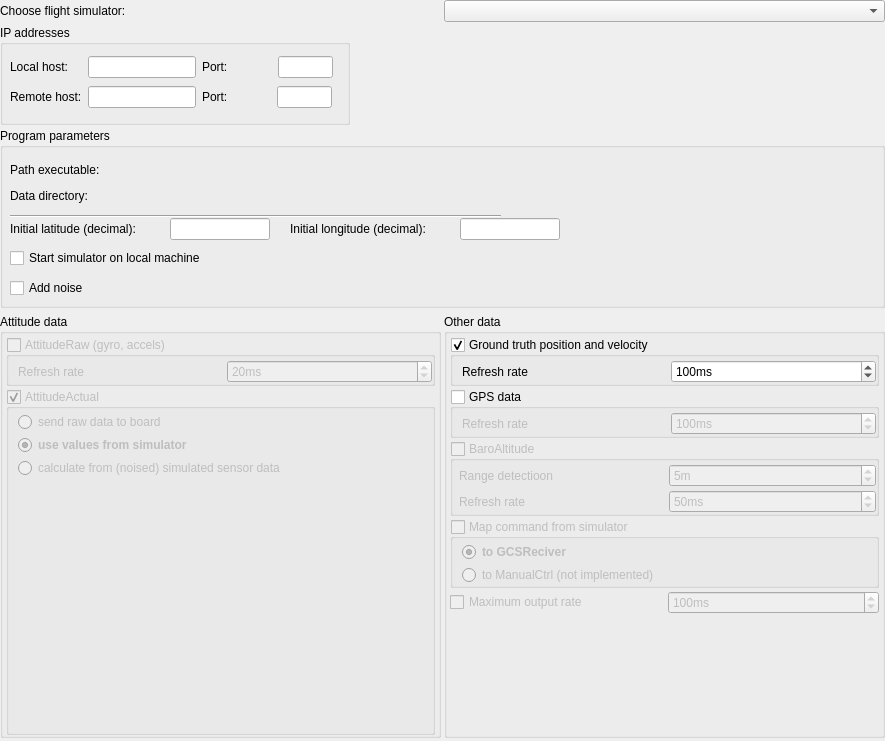
First picture: the form in ground/openpilotgcs/src/plugins/hitl/hitloptionspage.ui, repository openpilot/OpenPilot, before the edit.
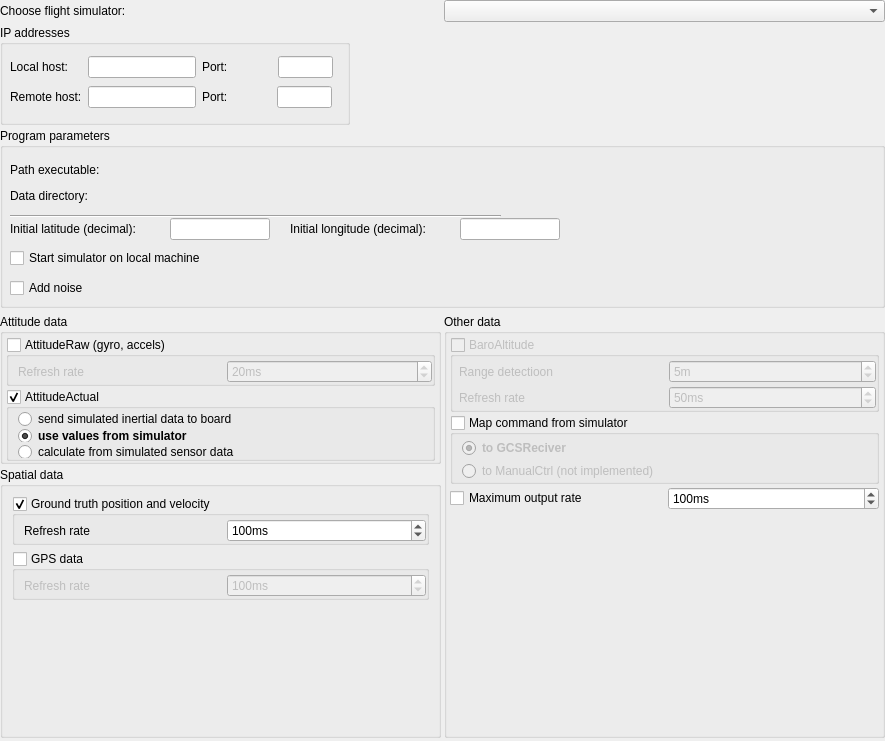
Second picture: the form after the edit. Custom widgets are drawn as their Qt base class.

Commit message: Rearranged HiTL preferences layout to make more efficient use of space.

What changed in the file:
```diff
--- a/ground/openpilotgcs/src/plugins/hitl/hitloptionspage.ui
+++ b/ground/openpilotgcs/src/plugins/hitl/hitloptionspage.ui
@@ -468,7 +468,15 @@
    <item>
     <layout class="QHBoxLayout" name="horizontalLayout_3">
      <item>
+      <layout class="QVBoxLayout" name="verticalLayout_7">
+       <item>
       <widget class="QGroupBox" name="groupBox">
+         <property name="maximumSize">
+          <size>
+           <width>16777215</width>
+           <height>150</height>
+          </size>
+         </property>
        <property name="title">
         <string>Attitude data</string>
        </property>
@@ -491,7 +499,7 @@
         <item>
          <widget class="QGroupBox" name="attRawCheckbox">
           <property name="enabled">
-           <bool>false</bool>
+             <bool>true</bool>
           </property>
           <property name="title">
            <string>AttitudeRaw (gyro, accels)</string>
@@ -553,7 +561,7 @@
         <item>
          <widget class="QGroupBox" name="attActualCheckbox">
           <property name="enabled">
-           <bool>false</bool>
+             <bool>true</bool>
           </property>
           <property name="title">
            <string>AttitudeActual</string>
@@ -583,7 +591,7 @@
            <item>
             <widget class="QRadioButton" name="attActHW">
              <property name="text">
-              <string>send raw data to board</string>
+                <string>send simulated inertial data to board</string>
              </property>
             </widget>
            </item>
@@ -612,7 +620,7 @@
               <string/>
              </property>
              <property name="text">
-              <string>calculate from (noised) simulated sensor data</string>
+                <string>calculate from simulated sensor data</string>
              </property>
             </widget>
            </item>
@@ -636,32 +644,17 @@
       </widget>
      </item>
      <item>
-      <widget class="QGroupBox" name="groupBox_2">
+        <widget class="QGroupBox" name="groupBox_6">
        <property name="minimumSize">
         <size>
          <width>0</width>
-         <height>275</height>
+           <height>150</height>
         </size>
        </property>
        <property name="title">
-        <string>Other data</string>
-       </property>
-       <layout class="QVBoxLayout" name="verticalLayout_3">
-        <property name="spacing">
-         <number>3</number>
-        </property>
-        <property name="leftMargin">
-         <number>3</number>
-        </property>
-        <property name="topMargin">
-         <number>3</number>
-        </property>
-        <property name="rightMargin">
-         <number>3</number>
-        </property>
-        <property name="bottomMargin">
-         <number>0</number>
-        </property>
+          <string>Spatial data</string>
+         </property>
+         <layout class="QVBoxLayout" name="verticalLayout_9">
         <item>
          <widget class="QGroupBox" name="groundTruthCheckbox">
           <property name="title">
@@ -753,6 +746,9 @@
            </property>
            <item>
             <widget class="QLabel" name="label_10">
+               <property name="enabled">
+                <bool>true</bool>
+               </property>
              <property name="text">
               <string>Refresh rate</string>
              </property>
@@ -787,6 +783,53 @@
          </widget>
         </item>
         <item>
+           <spacer name="verticalSpacer_3">
+            <property name="orientation">
+             <enum>Qt::Vertical</enum>
+            </property>
+            <property name="sizeHint" stdset="0">
+             <size>
+              <width>20</width>
+              <height>40</height>
+             </size>
+            </property>
+           </spacer>
+          </item>
+         </layout>
+        </widget>
+       </item>
+      </layout>
+     </item>
+     <item>
+      <layout class="QVBoxLayout" name="verticalLayout_8">
+       <item>
+        <widget class="QGroupBox" name="groupBox_2">
+         <property name="minimumSize">
+          <size>
+           <width>0</width>
+           <height>275</height>
+          </size>
+         </property>
+         <property name="title">
+          <string>Other data</string>
+         </property>
+         <layout class="QVBoxLayout" name="verticalLayout_3">
+          <property name="spacing">
+           <number>3</number>
+          </property>
+          <property name="leftMargin">
+           <number>3</number>
+          </property>
+          <property name="topMargin">
+           <number>3</number>
+          </property>
+          <property name="rightMargin">
+           <number>3</number>
+          </property>
+          <property name="bottomMargin">
+           <number>0</number>
+          </property>
+          <item>
          <widget class="QGroupBox" name="baroAltitudeCheckbox">
           <property name="enabled">
            <bool>false</bool>
@@ -881,7 +924,7 @@
         <item>
          <widget class="QGroupBox" name="inputCommandCheckbox">
           <property name="enabled">
-           <bool>false</bool>
+             <bool>true</bool>
           </property>
           <property name="title">
            <string>Map command from simulator</string>
@@ -945,7 +988,7 @@
           <item>
            <widget class="QCheckBox" name="manualOutput">
             <property name="enabled">
-             <bool>false</bool>
+               <bool>true</bool>
             </property>
             <property name="text">
              <string>Maximum output rate</string>
@@ -955,7 +998,7 @@
           <item>
            <widget class="QSpinBox" name="minOutputPeriodSpinbox">
             <property name="enabled">
-             <bool>false</bool>
+               <bool>true</bool>
             </property>
             <property name="toolTip">
              <string>0 - update once, or every N seconds</string>
@@ -994,6 +1037,8 @@
         </item>
        </layout>
       </widget>
+       </item>
+      </layout>
      </item>
     </layout>
    </item>
```
Left out of the diff: 2 changed lines with no effect on the pictures. Lines whose indentation alone changed are shown as unchanged.
